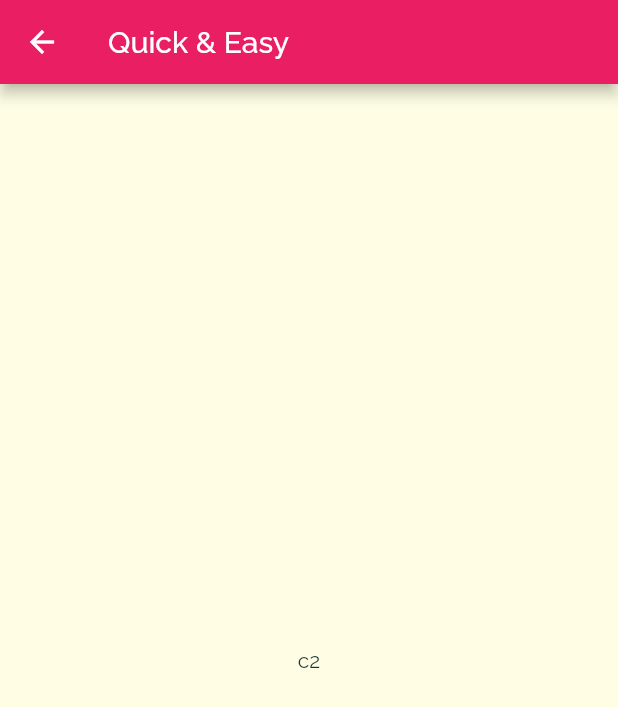
After one commit to dhiyaaulauliyaa/flutter_meals_app, a Flutter app: the screen it shows after launch, after a tap on "Quick & Easy", on a phone screen of 412 x 824 dp. The commit adds this screen. Shown: the top 707 px of the screen. Run offline on Flutter 3.47's test engine with Material 2 defaults, Android fonts, the phone set to English and light mode, and no system bars.

Commit message:
simple page navigation

```diff
--- a/lib/categories_screen.dart
+++ b/lib/categories_screen.dart
@@ -9,7 +9,6 @@ class CategoriesScreen extends StatelessWidget {
     return Scaffold(
       appBar: AppBar(
         title: const Text('MactivMeals'),
-
       ),
       body: GridView(
         padding: EdgeInsets.all(25),
@@ -23,6 +22,7 @@ class CategoriesScreen extends StatelessWidget {
           ...DUMMY_CATEGORIES
               .map(
                 (data) => CategoryItem(
+                  id: data.id,
                   title: data.title,
                   color: data.color,
                 ),
--- a/lib/category_item.dart
+++ b/lib/category_item.dart
@@ -1,14 +1,33 @@
 import 'package:flutter/material.dart';
 
+import './category_meals_screen.dart';
+
 class CategoryItem extends StatelessWidget {
+  final String id;
   final String title;
   final Color color;
 
-  CategoryItem({@required this.title, @required this.color});
+  CategoryItem({
+    @required this.id,
+    @required this.title,
+    @required this.color,
+  });
+
+  void selectCategory(BuildContext context) {
+    Navigator.of(context).push(
+      MaterialPageRoute(builder: (_) {
+        return CategoryMealsScreen(categoryId: id, categoryTitle: title,);
+      }),
+    );
+  }
 
   @override
   Widget build(BuildContext context) {
-    return Container(
+    return InkWell(
+      onTap: () => selectCategory(context),
+      splashColor: Theme.of(context).primaryColor,
+      borderRadius: BorderRadius.circular(15),
+      child: Container(
         child: Text(
           title,
           style: Theme.of(context).textTheme.title,
@@ -23,7 +42,8 @@ class CategoryItem extends StatelessWidget {
             begin: Alignment.topLeft,
             end: Alignment.bottomRight,
           ),
-        borderRadius: BorderRadius.circular(20),
+          borderRadius: BorderRadius.circular(15),
+        ),
       ),
     );
   }
--- /dev/null
+++ b/lib/category_meals_screen.dart
@@ -0,0 +1,23 @@
+import 'package:flutter/material.dart';
+
+class CategoryMealsScreen extends StatelessWidget {
+  final String categoryId;
+  final String categoryTitle;
+
+  CategoryMealsScreen({
+    @required this.categoryId,
+    @required this.categoryTitle,
+  });
+
+  @override
+  Widget build(BuildContext context) {
+    return Scaffold(
+      appBar: AppBar(
+        title: Text(categoryTitle),
+      ),
+      body: Center(
+        child: Text(categoryId),
+      ),
+    );
+  }
+}
```
Lines whose indentation alone changed are shown as unchanged.
